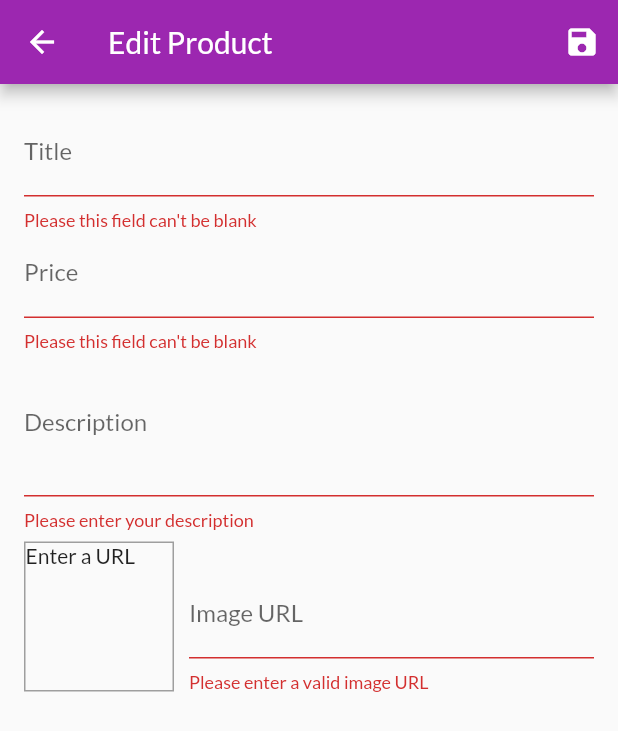
After one commit to kiisi/shop, a Flutter app: the EditProductScreen screen opened by its route, after a tap on the "save" icon, on a phone screen of 412 x 824 dp. The commit adds this screen. Shown: the top 731 px of the screen. Run offline on Flutter 3.47's test engine with Material 2 defaults, Android fonts, the phone set to English and light mode, and no system bars; network calls fail.

Commit message:
Using Forms and validator

```diff
--- a/lib/main.dart
+++ b/lib/main.dart
@@ -2,6 +2,7 @@ import 'package:flutter/material.dart';
 import 'package:shop/providers/cart.dart';
 import 'package:shop/providers/orders.dart';
 import 'package:shop/screens/cart_screen.dart';
+import 'package:shop/screens/edit_product_screen.dart';
 import 'package:shop/screens/orders_screen.dart';
 import 'package:shop/screens/product_detail_screen.dart';
 import 'package:shop/screens/products_overview_screen.dart';
@@ -48,6 +49,7 @@ class MyApp extends StatelessWidget {
           CartScreen.routeName: (ctx) => CartScreen(),
           OrdersScreen.routeName: (ctx) => OrdersScreen(),
           UserProductScreen.routeName: (ctx) => UserProductScreen(),
+          EditProductScreen.routeName: (ctx) => EditProductScreen()
         },
       ),
     );
--- /dev/null
+++ b/lib/screens/edit_product_screen.dart
@@ -0,0 +1,193 @@
+import 'package:flutter/material.dart';
+import 'package:shop/providers/product.dart';
+
+class EditProductScreen extends StatefulWidget {
+  static const routeName = 'edit-product';
+
+  @override
+  State<EditProductScreen> createState() => _EditProductScreenState();
+}
+
+class _EditProductScreenState extends State<EditProductScreen> {
+  final _imageUrlController = TextEditingController();
+  final _imageUrlFocusNode = FocusNode();
+  final _form = GlobalKey<FormState>();
+  var _editedProduct =
+      Product(id: '', title: '', description: '', price: 0.0, imageUrl: '');
+  // final _descriptionFocusNode = FocusNode();
+
+  @override
+  void initState() {
+    super.initState();
+    _imageUrlFocusNode.addListener(_updateImageUrl);
+  }
+
+  @override
+  void dispose() {
+    // TODO: implement dispose
+    super.dispose();
+    // _descriptionFocusNode.dispose();
+    _imageUrlController.dispose();
+    _imageUrlFocusNode.dispose();
+    _imageUrlFocusNode.removeListener(_updateImageUrl);
+  }
+
+  void _updateImageUrl() {
+    if (!_imageUrlFocusNode.hasFocus) {
+      setState(() {});
+    }
+  }
+
+  void _saveForm() {
+    final isValid = _form.currentState!.validate();
+    if (!isValid) {
+      return;
+    }
+    _form.currentState!.save();
+    print(_editedProduct);
+    print(_editedProduct.title);
+  }
+
+  @override
+  Widget build(BuildContext context) {
+    return Scaffold(
+      appBar: AppBar(
+        title: Text('Edit Product'),
+        actions: [
+          IconButton(
+            onPressed: _saveForm,
+            icon: Icon(Icons.save),
+          ),
+        ],
+      ),
+      body: Padding(
+        padding: const EdgeInsets.all(16.0),
+        child: Form(
+          key: _form,
+          child: ListView(
+            children: [
+              TextFormField(
+                decoration: InputDecoration(labelText: 'Title'),
+                textInputAction: TextInputAction.next,
+                validator: (value) {
+                  if (value!.isEmpty) {
+                    return "Please this field can't be blank";
+                  }
+                  return null;
+                },
+                onSaved: (value) {
+                  _editedProduct = Product(
+                      id: _editedProduct.id,
+                      title: value!,
+                      description: _editedProduct.description,
+                      price: _editedProduct.price,
+                      imageUrl: _editedProduct.imageUrl);
+                },
+              ),
+              TextFormField(
+                decoration: InputDecoration(labelText: 'Price'),
+                textInputAction: TextInputAction.next,
+                keyboardType: TextInputType.number,
+                validator: (value) {
+                  if (value!.isEmpty) {
+                    return "Please this field can't be blank";
+                  }
+                  if (double.tryParse(value) == null) {
+                    return "Please enter a valid number";
+                  }
+                  if (double.parse(value) <= 0) {
+                    return "Please enter a number greater than zero";
+                  }
+                  return null;
+                },
+                onSaved: (value) {
+                  _editedProduct = Product(
+                      id: _editedProduct.id,
+                      title: _editedProduct.title,
+                      description: _editedProduct.description,
+                      price: double.parse(value!),
+                      imageUrl: _editedProduct.imageUrl);
+                },
+              ),
+              TextFormField(
+                decoration: InputDecoration(labelText: 'Description'),
+                textInputAction: TextInputAction.newline,
+                maxLines: 3,
+                validator: (value) {
+                  if (value!.isEmpty) {
+                    return "Please enter your description";
+                  }
+                  if (value.length < 10) {
+                    return "Should be at least 10 characters";
+                  }
+                  return null;
+                },
+                onSaved: (value) {
+                  _editedProduct = Product(
+                      id: _editedProduct.id,
+                      title: _editedProduct.title,
+                      description: value!,
+                      price: _editedProduct.price,
+                      imageUrl: _editedProduct.imageUrl);
+                },
+                // focusNode: _descriptionFocusNode,
+                // onFieldSubmitted: (_){
+                //   FocusScope.of(context).requestFocus(_descriptionFocusNode);
+                // },
+              ),
+              Row(
+                crossAxisAlignment: CrossAxisAlignment.end,
+                children: [
+                  Container(
+                    height: 100,
+                    width: 100,
+                    margin: EdgeInsets.only(top: 8, right: 10),
+                    decoration: BoxDecoration(
+                      border: Border.all(width: 1, color: Colors.grey),
+                    ),
+                    child: _imageUrlController.text.isEmpty
+                        ? Text("Enter a URL")
+                        : FittedBox(
+                            child: Image.network(_imageUrlController.text,
+                                fit: BoxFit.cover),
+                          ),
+                  ),
+                  Expanded(
+                    child: TextFormField(
+                      decoration: InputDecoration(labelText: 'Image URL'),
+                      keyboardType: TextInputType.url,
+                      textInputAction: TextInputAction.done,
+                      controller: _imageUrlController,
+                      focusNode: _imageUrlFocusNode,
+                      validator: (value) {
+                        if (value!.isEmpty) {
+                          return "Please enter a valid image URL";
+                        }
+                        if (!value.startsWith("http") &&
+                            !value.startsWith("https")) {
+                          return "Please enter a valid image URL";
+                        }
+                        return null;
+                      },
+                      onSaved: (value) {
+                        _editedProduct = Product(
+                            id: _editedProduct.id,
+                            title: _editedProduct.title,
+                            description: _editedProduct.description,
+                            price: _editedProduct.price,
+                            imageUrl: value!);
+                      },
+                      onFieldSubmitted: (_) {
+                        _saveForm();
+                      },
+                    ),
+                  ),
+                ],
+              ),
+            ],
+          ),
+        ),
+      ),
+    );
+  }
+}
--- a/lib/screens/user_products_screen.dart
+++ b/lib/screens/user_products_screen.dart
@@ -1,6 +1,7 @@
 import 'package:flutter/material.dart';
 import 'package:provider/provider.dart';
 import 'package:shop/providers/products.dart';
+import 'package:shop/screens/edit_product_screen.dart';
 import 'package:shop/widgets/app_drawer.dart';
 import 'package:shop/widgets/user_product.dart';
 
@@ -15,7 +16,9 @@ class UserProductScreen extends StatelessWidget {
         title: const Text('Your Products'),
         actions: [
           IconButton(
-            onPressed: () {},
+            onPressed: () {
+              Navigator.of(context).pushNamed(EditProductScreen.routeName);
+            },
             icon: Icon(Icons.add),
           ),
         ],
```
